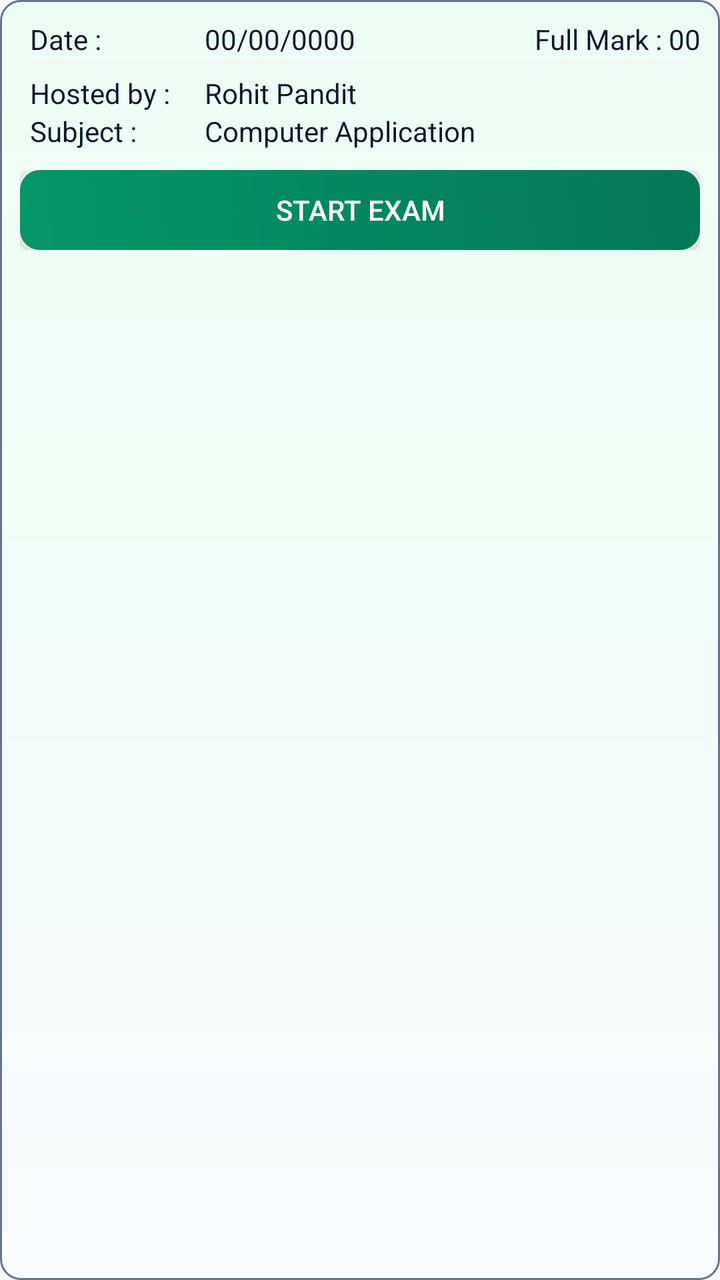
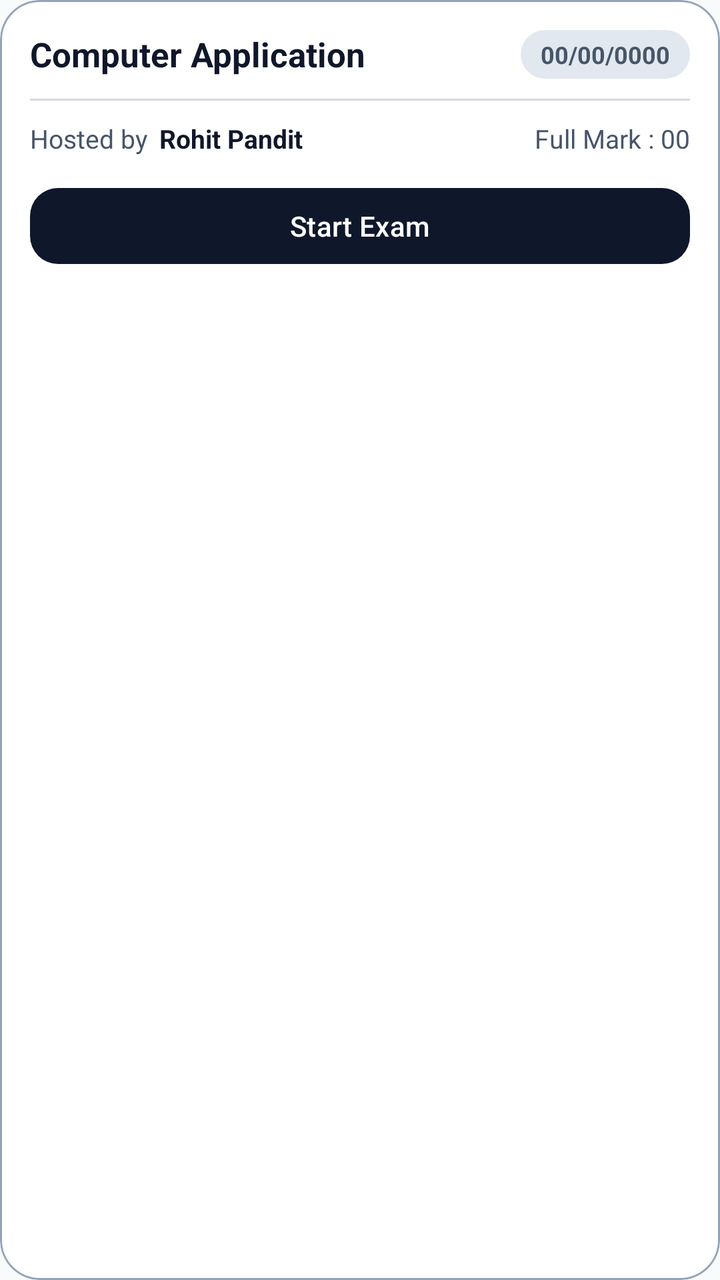

Before-and-after screenshots of an Android layout around one commit, followed by the original layout XML and the change that was made.
<!-- AndroidManifest.xml: application theme Theme.TestMaster -->
<!-- res/layout/layout_exam_lists.xml -->
<?xml version="1.0" encoding="utf-8"?>
<LinearLayout xmlns:android="http://schemas.android.com/apk/res/android"
    android:layout_width="match_parent"
    android:layout_height="wrap_content"
    xmlns:app="http://schemas.android.com/apk/res-auto"
    android:orientation="vertical"
    android:layout_margin="5dp"
    android:background="@drawable/box_gradient"
    android:padding="10dp">

    <LinearLayout
        android:layout_width="match_parent"
        android:layout_height="wrap_content"
        android:weightSum="2">
        <TextView
            android:layout_width="0dp"
            android:layout_height="wrap_content"
            android:text="Date : "
            android:paddingStart="5dp"
            android:layout_weight=".5"
            android:textColor="@color/text_primary"/>
        <TextView
            android:id="@+id/host_date"
            android:layout_width="0dp"
            android:layout_height="wrap_content"
            android:layout_marginStart="10dp"
            android:layout_weight=".8"
            android:text="00/00/0000"
            android:textColor="@color/text_primary"/>
        <TextView
            android:id="@+id/full_mark"
            android:layout_width="0dp"
            android:layout_height="wrap_content"
            android:text="Full Mark : 00"
            android:gravity="end"
            android:paddingStart="5dp"
            android:layout_weight=".7"
            android:textColor="@color/text_primary"/>

    </LinearLayout>
    <View
        android:layout_width="match_parent"
        android:layout_height="1dp"
        android:layout_marginTop="2dp"
        android:layout_marginHorizontal="5dp"
        android:background="@color/gray"/>
    <LinearLayout
        android:layout_width="match_parent"
        android:layout_height="wrap_content"
        android:layout_marginTop="5dp"
        android:weightSum="2">
        <TextView
            android:layout_width="0dp"
            android:layout_height="wrap_content"
            android:text="Hosted by : "
            android:paddingStart="5dp"
            android:layout_weight=".5"
            android:textColor="@color/text_primary"/>
        <TextView
            android:id="@+id/user_id"
            android:layout_width="0dp"
            android:layout_height="wrap_content"
            android:layout_marginStart="10dp"
            android:layout_weight="1.5"
            android:text="Rohit Pandit"
            android:textColor="@color/text_primary"/>
    </LinearLayout>
    <LinearLayout
        android:layout_width="match_parent"
        android:layout_height="wrap_content"
        android:weightSum="2">
        <TextView
            android:layout_width="0dp"
            android:layout_height="wrap_content"
            android:text="Subject : "
            android:paddingStart="5dp"
            android:layout_weight=".5"
            android:textColor="@color/text_primary"/>
        <TextView
            android:id="@+id/subject_name"
            android:layout_width="0dp"
            android:layout_height="wrap_content"
            android:layout_marginStart="10dp"
            android:layout_weight="1.5"
            android:text="Computer Application"
            android:textColor="@color/text_primary"/>
    </LinearLayout>
    <LinearLayout
        android:layout_width="match_parent"
        android:layout_height="wrap_content"
        android:layout_marginTop="10dp">
        <androidx.cardview.widget.CardView
            android:layout_width="0dp"
            android:layout_height="wrap_content"
            app:cardCornerRadius="7dp"
            android:layout_weight="1">
            <androidx.appcompat.widget.AppCompatButton
                android:id="@+id/start_exam_btn"
                android:layout_width="match_parent"
                android:layout_height="wrap_content"
                android:minHeight="40dp"
                android:background="@drawable/blue_gradient"
                android:gravity="center"
                android:text="Start Exam"
                android:padding="3dp"
                android:textColor="@color/white"/>
        </androidx.cardview.widget.CardView>
    </LinearLayout>
</LinearLayout>
<!-- resources referenced by this layout -->
<resources>
  <color name="gray">#F1F5F9</color>
  <color name="text_primary">#0F172A</color>
  <color name="white">#FFFFFFFF</color>
  <!-- drawable blue_gradient (drawable) -->
  <?xml version="1.0" encoding="utf-8"?>
  <shape xmlns:android="http://schemas.android.com/apk/res/android"
      android:shape="rectangle">
      <gradient
          android:startColor="@color/primary"
          android:endColor="@color/primary_variant"
          android:angle="45"/>
      <corners android:radius="10dp"/>
  </shape>
  <!-- drawable box_gradient (drawable) -->
  <?xml version="1.0" encoding="utf-8"?>
  <shape xmlns:android="http://schemas.android.com/apk/res/android"
      android:shape="rectangle">
      <gradient
          android:startColor="#ECFDF5"
          android:endColor="#F9FAFB"
          android:angle="270"/>
      <stroke android:width="1dp"
          android:color="@color/secondary"/>
      <corners android:radius="10dp"/>
  </shape>
  <style name="Theme.TestMaster" parent="Base.Theme.TestMaster" />
  <color name="primary">#059669</color>
  <color name="primary_variant">#047857</color>
  <color name="secondary">#64748B</color>
  <style name="Base.Theme.TestMaster" parent="Theme.Material3.DayNight.NoActionBar">
          
          <item name="colorPrimary">@color/primary</item>
          <item name="colorOnPrimary">@color/onPrimary</item>
          <item name="colorPrimaryContainer">@color/primaryContainer</item>
          <item name="colorOnPrimaryContainer">@color/onPrimaryContainer</item>
  
          <item name="colorSecondary">@color/secondary</item>
          <item name="colorOnSecondary">@color/onSecondary</item>
          <item name="colorSecondaryContainer">@color/secondaryContainer</item>
          <item name="colorOnSecondaryContainer">@color/onSecondaryContainer</item>
  
          
          <item name="android:windowBackground">@color/background</item>
          <item name="colorSurface">@color/surface</item>
          <item name="colorOnSurface">@color/onSurface</item>
          <item name="colorSurfaceVariant">@color/surfaceVariant</item>
          <item name="colorOnSurfaceVariant">@color/onSurfaceVariant</item>
          <item name="colorOutline">@color/outline</item>
  
          
          <item name="colorError">@color/error</item>
          <item name="colorOnError">@color/onError</item>
          <item name="colorErrorContainer">@color/errorContainer</item>
          <item name="colorOnErrorContainer">@color/onErrorContainer</item>
  
          
          <item name="android:statusBarColor">@color/surface</item>
          <item name="android:windowLightStatusBar">true</item>
      </style>
  <color name="onPrimary">#FFFFFF</color>
  <color name="primaryContainer">#D1FAE5</color>
  <color name="onPrimaryContainer">#064E3B</color>
  <color name="onSecondary">#FFFFFF</color>
  <color name="secondaryContainer">#F1F5F9</color>
  <color name="onSecondaryContainer">#0F172A</color>
  <color name="background">#F8FAFC</color>
  <color name="surface">#FFFFFF</color>
  <color name="onSurface">#0F172A</color>
  <color name="surfaceVariant">#E2E8F0</color>
  <color name="onSurfaceVariant">#475569</color>
  <color name="outline">#94A3B8</color>
  <color name="error">#EF4444</color>
  <color name="onError">#FFFFFF</color>
  <color name="errorContainer">#FEE2E2</color>
  <color name="onErrorContainer">#991B1B</color>
</resources>

<!-- the commit's change to res/layout/layout_exam_lists.xml (unified diff, before → after) -->
@@ -1,109 +1,108 @@
 <?xml version="1.0" encoding="utf-8"?>
-<LinearLayout xmlns:android="http://schemas.android.com/apk/res/android"
+<com.google.android.material.card.MaterialCardView xmlns:android="http://schemas.android.com/apk/res/android"
+    xmlns:app="http://schemas.android.com/apk/res-auto"
     android:layout_width="match_parent"
     android:layout_height="wrap_content"
-    xmlns:app="http://schemas.android.com/apk/res-auto"
-    android:orientation="vertical"
-    android:layout_margin="5dp"
-    android:background="@drawable/box_gradient"
-    android:padding="10dp">
+    android:layout_margin="8dp"
+    app:cardBackgroundColor="@color/surface"
+    app:cardCornerRadius="20dp"
+    app:cardElevation="0dp"
+    app:strokeColor="@color/outline"
+    app:strokeWidth="1dp">
 
     <LinearLayout
         android:layout_width="match_parent"
         android:layout_height="wrap_content"
-        android:weightSum="2">
-        <TextView
-            android:layout_width="0dp"
+        android:orientation="vertical"
+        android:padding="15dp">
+
+        
+        <LinearLayout
+            android:layout_width="match_parent"
             android:layout_height="wrap_content"
-            android:text="Date : "
-            android:paddingStart="5dp"
-            android:layout_weight=".5"
-            android:textColor="@color/text_primary"/>
-        <TextView
-            android:id="@+id/host_date"
-            android:layout_width="0dp"
+            android:gravity="center_vertical"
+            android:orientation="horizontal">
+
+            <TextView
+                android:id="@+id/subject_name"
+                android:layout_width="0dp"
+                android:layout_height="wrap_content"
+                android:layout_weight="1"
+                android:ellipsize="end"
+                android:maxLines="1"
+                android:text="Computer Application"
+                android:textColor="@color/onSurface"
+                android:textSize="17sp"
+                android:textStyle="bold" />
+
+            <TextView
+                android:id="@+id/host_date"
+                android:layout_width="wrap_content"
+                android:layout_height="wrap_content"
+                android:layout_marginStart="8dp"
+                android:background="@drawable/bg_pill_surface_variant"
+                android:paddingHorizontal="10dp"
+                android:paddingVertical="4dp"
+                android:text="00/00/0000"
+                android:textColor="@color/onSurfaceVariant"
+                android:textSize="12sp"
+                android:textStyle="bold" />
+        </LinearLayout>
+
+        <View
+            android:layout_width="match_parent"
+            android:layout_height="1dp"
+            android:layout_marginTop="10dp"
+            android:layout_marginBottom="10dp"
+            android:alpha="0.4"
+            android:background="@color/outline" />
+
+        
+        <LinearLayout
+            android:layout_width="match_parent"
             android:layout_height="wrap_content"
-            android:layout_marginStart="10dp"
-            android:layout_weight=".8"
-            android:text="00/00/0000"
-            android:textColor="@color/text_primary"/>
-        <TextView
-            android:id="@+id/full_mark"
-            android:layout_width="0dp"
-            android:layout_height="wrap_content"
-            android:text="Full Mark : 00"
-            android:gravity="end"
-            android:paddingStart="5dp"
-            android:layout_weight=".7"
-            android:textColor="@color/text_primary"/>
+            android:orientation="horizontal">
+
+            <TextView
+                android:layout_width="wrap_content"
+                android:layout_height="wrap_content"
+                android:text="Hosted by"
+                android:textColor="@color/onSurfaceVariant"
+                android:textSize="13sp" />
+
+            <TextView
+                android:id="@+id/user_id"
+                android:layout_width="0dp"
+                android:layout_height="wrap_content"
+                android:layout_marginStart="6dp"
+                android:layout_weight="1"
+                android:ellipsize="end"
+                android:maxLines="1"
+                android:text="Rohit Pandit"
+                android:textColor="@color/onSurface"
+                android:textSize="13sp"
+                android:textStyle="bold" />
+
+            <TextView
+                android:id="@+id/full_mark"
+                android:layout_width="wrap_content"
+                android:layout_height="wrap_content"
+                android:text="Full Mark : 00"
+                android:textColor="@color/onSurfaceVariant"
+                android:textSize="13sp" />
+        </LinearLayout>
+
+        
+        <com.google.android.material.button.MaterialButton
+            android:id="@+id/start_exam_btn"
+            style="@style/Widget.Material3.Button"
+            android:layout_width="match_parent"
+            android:layout_height="46dp"
+            android:layout_marginTop="12dp"
+            android:text="Start Exam"
+            android:textColor="@color/primary"
+            app:backgroundTint="@color/onPrimary"
+            app:cornerRadius="14dp" />
 
     </LinearLayout>
-    <View
-        android:layout_width="match_parent"
-        android:layout_height="1dp"
-        android:layout_marginTop="2dp"
-        android:layout_marginHorizontal="5dp"
-        android:background="@color/gray"/>
-    <LinearLayout
-        android:layout_width="match_parent"
-        android:layout_height="wrap_content"
-        android:layout_marginTop="5dp"
-        android:weightSum="2">
-        <TextView
-            android:layout_width="0dp"
-            android:layout_height="wrap_content"
-            android:text="Hosted by : "
-            android:paddingStart="5dp"
-            android:layout_weight=".5"
-            android:textColor="@color/text_primary"/>
-        <TextView
-            android:id="@+id/user_id"
-            android:layout_width="0dp"
-            android:layout_height="wrap_content"
-            android:layout_marginStart="10dp"
-            android:layout_weight="1.5"
-            android:text="Rohit Pandit"
-            android:textColor="@color/text_primary"/>
-    </LinearLayout>
-    <LinearLayout
-        android:layout_width="match_parent"
-        android:layout_height="wrap_content"
-        android:weightSum="2">
-        <TextView
-            android:layout_width="0dp"
-            android:layout_height="wrap_content"
-            android:text="Subject : "
-            android:paddingStart="5dp"
-            android:layout_weight=".5"
-            android:textColor="@color/text_primary"/>
-        <TextView
-            android:id="@+id/subject_name"
-            android:layout_width="0dp"
-            android:layout_height="wrap_content"
-            android:layout_marginStart="10dp"
-            android:layout_weight="1.5"
-            android:text="Computer Application"
-            android:textColor="@color/text_primary"/>
-    </LinearLayout>
-    <LinearLayout
-        android:layout_width="match_parent"
-        android:layout_height="wrap_content"
-        android:layout_marginTop="10dp">
-        <androidx.cardview.widget.CardView
-            android:layout_width="0dp"
-            android:layout_height="wrap_content"
-            app:cardCornerRadius="7dp"
-            android:layout_weight="1">
-            <androidx.appcompat.widget.AppCompatButton
-                android:id="@+id/start_exam_btn"
-                android:layout_width="match_parent"
-                android:layout_height="wrap_content"
-                android:minHeight="40dp"
-                android:background="@drawable/blue_gradient"
-                android:gravity="center"
-                android:text="Start Exam"
-                android:padding="3dp"
-                android:textColor="@color/white"/>
-        </androidx.cardview.widget.CardView>
-    </LinearLayout>
-</LinearLayout>
+</com.google.android.material.card.MaterialCardView>
<!-- resource entries referenced after the edit -->
@@ -1,33 +1,7 @@
 <!-- resources referenced by this layout -->
 <resources>
-  <color name="gray">#F1F5F9</color>
-  <color name="text_primary">#0F172A</color>
-  <color name="white">#FFFFFFFF</color>
-  <!-- drawable blue_gradient (drawable) -->
-  <?xml version="1.0" encoding="utf-8"?>
-  <shape xmlns:android="http://schemas.android.com/apk/res/android"
-      android:shape="rectangle">
-      <gradient
-          android:startColor="@color/primary"
-          android:endColor="@color/primary_variant"
-          android:angle="45"/>
-      <corners android:radius="10dp"/>
-  </shape>
-  <!-- drawable box_gradient (drawable) -->
-  <?xml version="1.0" encoding="utf-8"?>
-  <shape xmlns:android="http://schemas.android.com/apk/res/android"
-      android:shape="rectangle">
-      <gradient
-          android:startColor="#ECFDF5"
-          android:endColor="#F9FAFB"
-          android:angle="270"/>
-      <stroke android:width="1dp"
-          android:color="@color/secondary"/>
-      <corners android:radius="10dp"/>
-  </shape>
   <style name="Theme.TestMaster" parent="Base.Theme.TestMaster" />
-  <color name="primary">#059669</color>
-  <color name="primary_variant">#047857</color>
+  <color name="primary">#FFFFFF</color>
   <color name="secondary">#64748B</color>
   <style name="Base.Theme.TestMaster" parent="Theme.Material3.DayNight.NoActionBar">
           
@@ -59,21 +33,28 @@
           <item name="android:statusBarColor">@color/surface</item>
           <item name="android:windowLightStatusBar">true</item>
       </style>
-  <color name="onPrimary">#FFFFFF</color>
-  <color name="primaryContainer">#D1FAE5</color>
-  <color name="onPrimaryContainer">#064E3B</color>
+  <color name="onPrimary">#0F172A</color>
+  <color name="primaryContainer">#F1F5F9</color>
+  <color name="onPrimaryContainer">#0F172A</color>
   <color name="onSecondary">#FFFFFF</color>
-  <color name="secondaryContainer">#F1F5F9</color>
+  <color name="secondaryContainer">#E2E8F0</color>
   <color name="onSecondaryContainer">#0F172A</color>
   <color name="background">#F8FAFC</color>
   <color name="surface">#FFFFFF</color>
+  <!-- drawable bg_pill_surface_variant (drawable) -->
+  <?xml version="1.0" encoding="utf-8"?>
+  <shape xmlns:android="http://schemas.android.com/apk/res/android"
+      android:shape="rectangle">
+      <solid android:color="@color/surfaceVariant" />
+      <corners android:radius="20dp" />
+  </shape>
   <color name="onSurface">#0F172A</color>
   <color name="surfaceVariant">#E2E8F0</color>
   <color name="onSurfaceVariant">#475569</color>
   <color name="outline">#94A3B8</color>
-  <color name="error">#EF4444</color>
+  <color name="error">#DC2626</color>
   <color name="onError">#FFFFFF</color>
   <color name="errorContainer">#FEE2E2</color>
-  <color name="onErrorContainer">#991B1B</color>
+  <color name="onErrorContainer">#7F1D1D</color>
 </resources>
 
